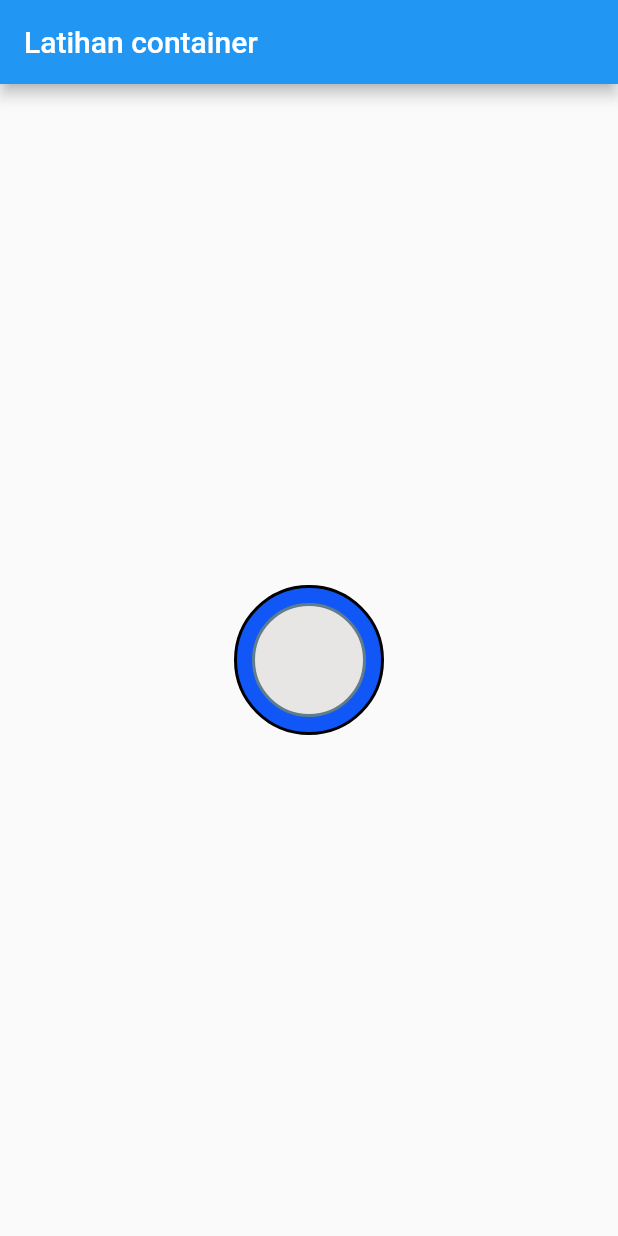
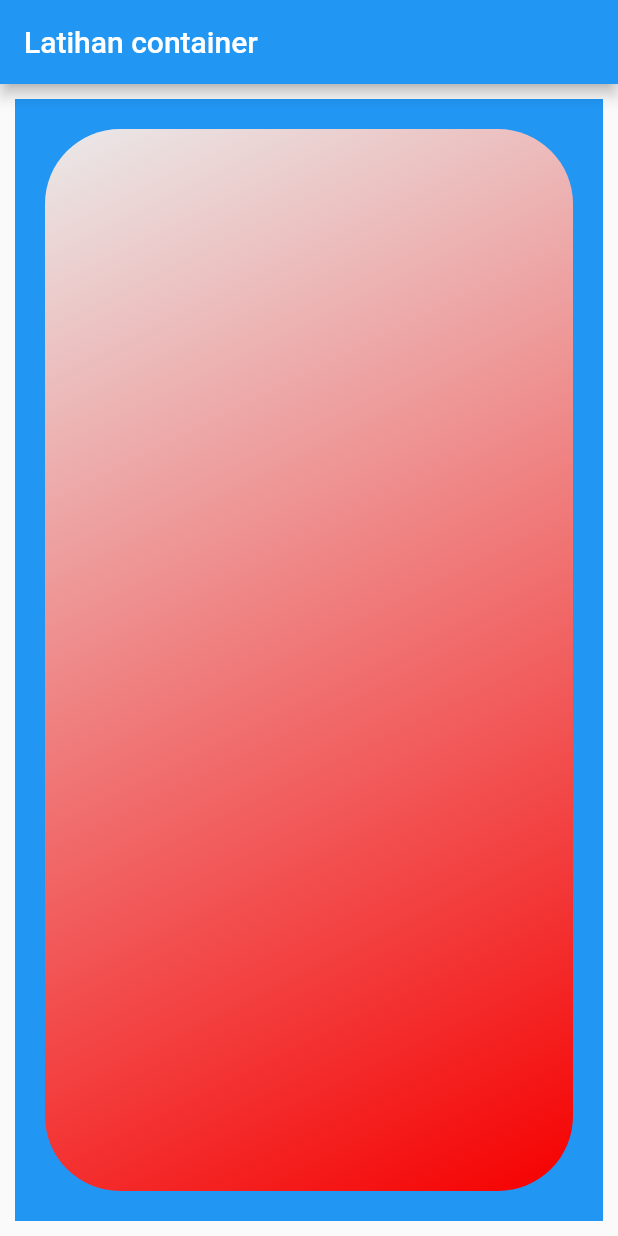
Before and after one commit to ahmadgalang/FlutterFundamentals, a Flutter app: the screen it shows after launch, on a phone screen of 412 x 824 dp. Run offline on Flutter 3.47's test engine with Material 2 defaults, Android fonts, the phone set to English and light mode, and no system bars.

Commit message:
Container, decoration, gradient

```diff
--- a/lib/container.dart
+++ b/lib/container.dart
@@ -11,32 +11,21 @@ class MyContainer extends StatelessWidget {
   Widget build(BuildContext context) {
     return MaterialApp(
         home: Scaffold(
-      appBar: AppBar(
-        title: const Text("Latihan container"),
-      ),
-      body: Row(
-        mainAxisAlignment: MainAxisAlignment.center,
-        children: [
-          Center(
+            appBar: AppBar(
+              title: const Text("Latihan container"),
+            ),
+            body: Container(
+              color: Colors.blue,
+              margin: const EdgeInsets.all(10),
+              padding: const EdgeInsets.all(10),
               child: Container(
-            padding: const EdgeInsets.all(10),
-            width: 100,
-            height: 100,
-            decoration: BoxDecoration(
-              color: const Color.fromARGB(255, 17, 87, 248),
-              borderRadius: BorderRadius.circular(50.0),
-              border:Border.all(width: 2)
-            ),
-            child: Container(
-                width: 90,
-                height: 90,
-                decoration: BoxDecoration(
-                    color: const Color.fromARGB(255, 232, 229, 229),
-                    borderRadius: BorderRadius.circular(50.0),
-                    border:Border.all(width: 2,color: Colors.blueGrey))),
-          )),
-        ],
-      ),
-    ));
+                  margin: const EdgeInsets.all(10),
+                  decoration: BoxDecoration(
+                      gradient: LinearGradient(
+                          begin: Alignment.topLeft,
+                          end: Alignment.bottomRight,
+                          colors: <Color>[const Color.fromARGB(255, 234, 234, 234), Color.fromARGB(255, 246, 0, 0)]), borderRadius: BorderRadius.circular(50))
+                          ),
+            )));
   }
 }
```
